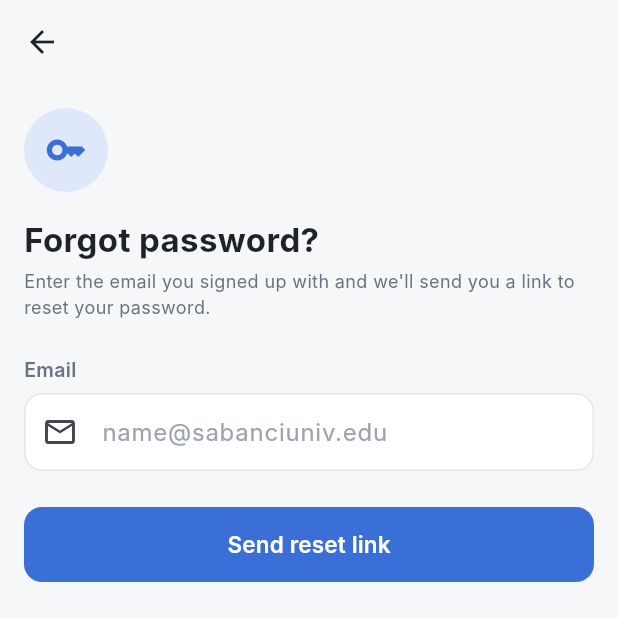
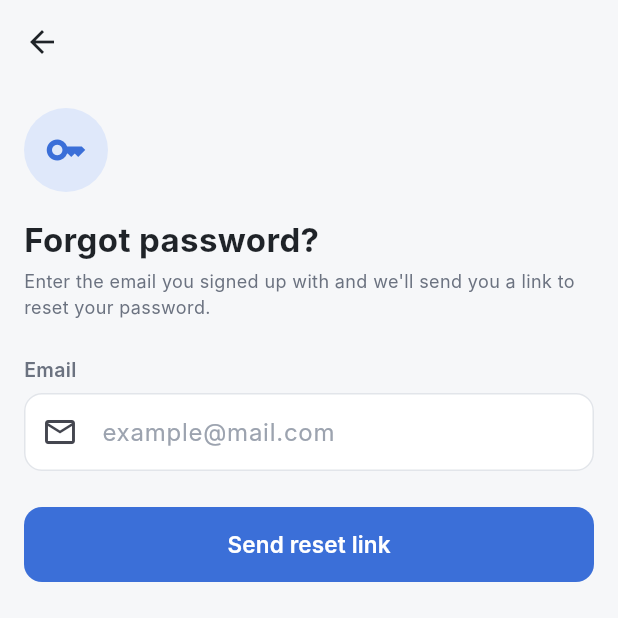
Before and after one commit to necdetalpozdemir/CS310PROJECT, a Flutter app: the ForgotPasswordScreen screen opened by its route, on a phone screen of 412 x 824 dp, the top half of it. Run offline on Flutter 3.47's test engine with Material 3 defaults, Android fonts, the phone set to English and light mode, and no system bars.

Commit message:
Use example@mail.com as the email hint on Log In and Forgot   Password

```diff
--- a/lib/screens/auth/forgot_password_screen.dart
+++ b/lib/screens/auth/forgot_password_screen.dart
@@ -130,7 +130,7 @@ class _ForgotPasswordScreenState extends State<ForgotPasswordScreen> {
           const SizedBox(height: AppSpacing.xl),
           AppTextField(
             label: 'Email',
-            hintText: 'name@sabanciuniv.edu',
+            hintText: 'example@mail.com',
             icon: Icons.mail_outline,
             controller: _emailController,
             keyboardType: TextInputType.emailAddress,
--- a/lib/screens/auth/login_screen.dart
+++ b/lib/screens/auth/login_screen.dart
@@ -75,7 +75,7 @@ class _LoginScreenState extends State<LoginScreen> {
 
                 AppTextField(
                   label: 'Email',
-                  hintText: 'name@sabanciuniv.edu',
+                  hintText: 'example@mail.com',
                   icon: Icons.mail_outline,
                   controller: _emailController,
                   keyboardType: TextInputType.emailAddress,
```
